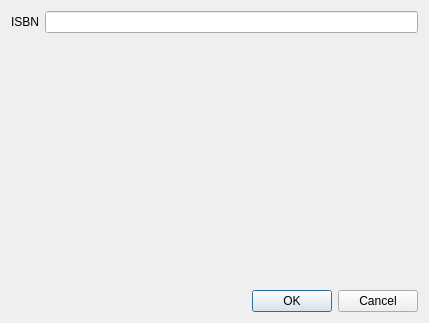
The window that ui/qt/CreateBooksDiag.ui (IwanIDev/cs-unit5) describes before a commit, drawn with Qt 5.
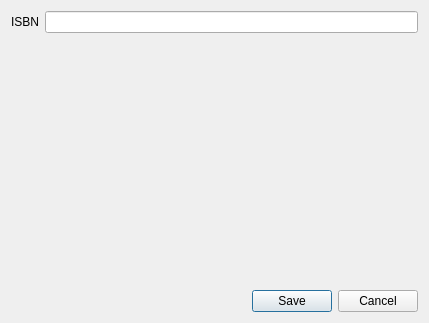
The same window after the commit.

Commit message: CreateBookDiag.py now works, but doesn't do anything.

What changed in the file:
```diff
--- a/ui/qt/CreateBooksDiag.ui
+++ b/ui/qt/CreateBooksDiag.ui
@@ -20,7 +20,7 @@
       <enum>Qt::Horizontal</enum>
      </property>
      <property name="standardButtons">
-      <set>QDialogButtonBox::Cancel|QDialogButtonBox::Ok</set>
+      <set>QDialogButtonBox::Cancel|QDialogButtonBox::Save</set>
      </property>
     </widget>
    </item>
```
The commit also changes 2 other files.
